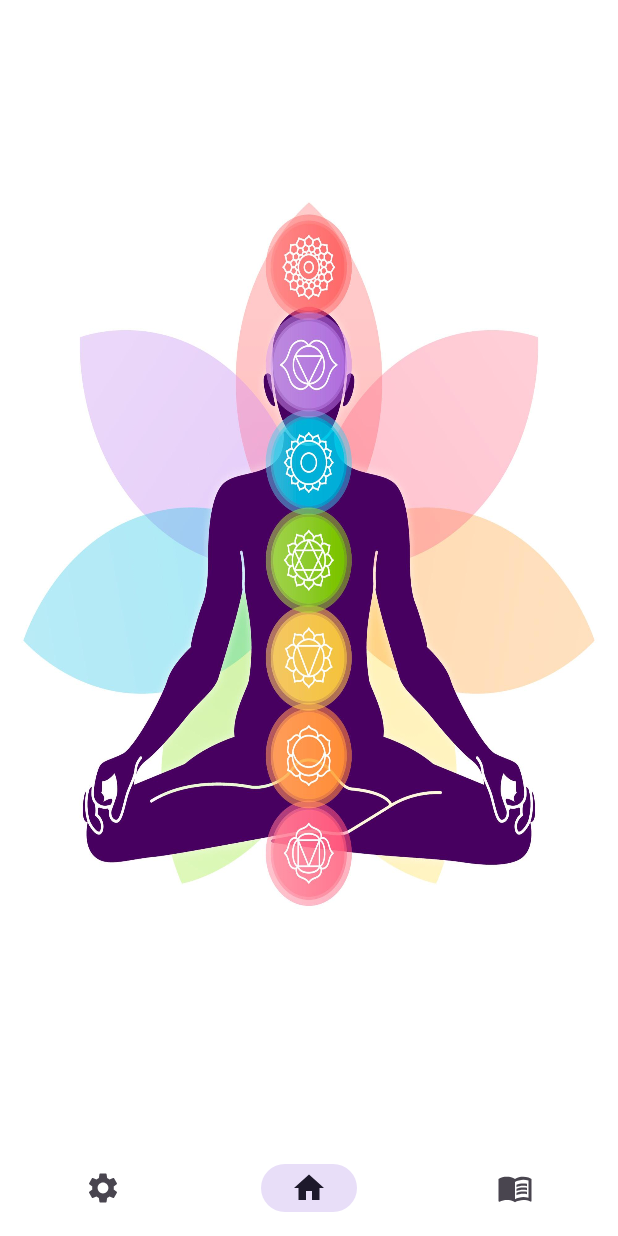
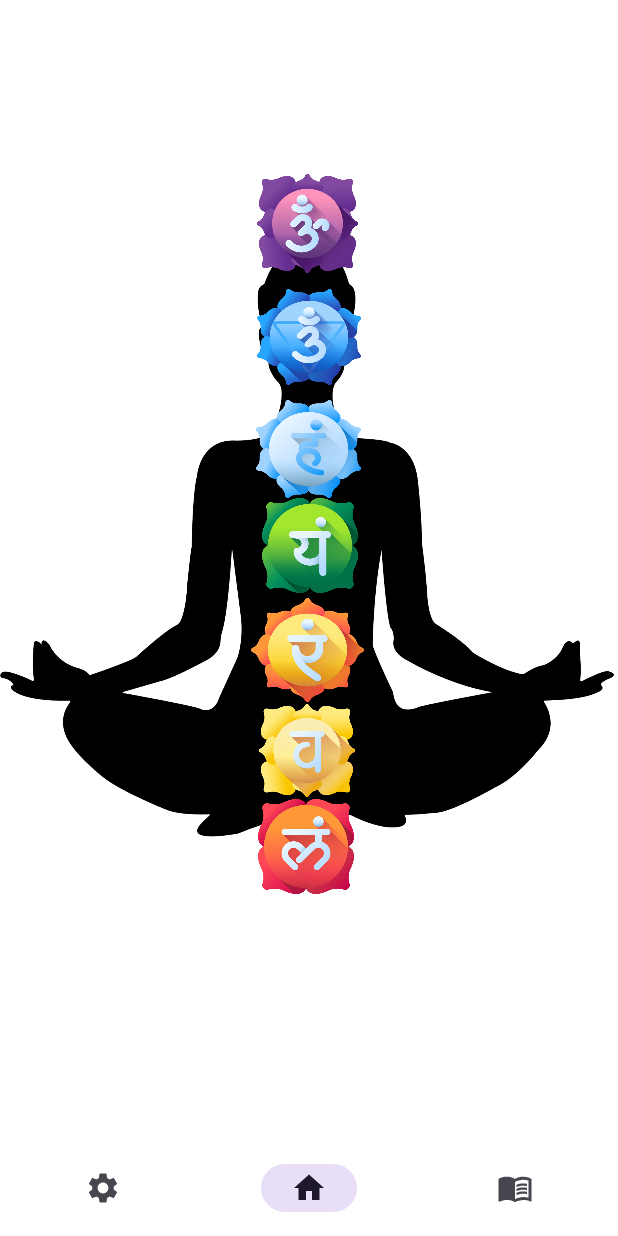
Before and after one commit to shirinvn/ChakraMeditApp, an Android app: the screen it shows after launch (MainActivity), on a phone screen of 412 x 824 dp. Run offline under Robolectric (Android 15) with nearby library versions, the phone set to English and light mode, and no system bars; our stand-ins replace navigation-ui.

Commit message:
meditation fragment(play audio)

```diff
--- a/app/src/main/java/com/example/chakrameditapp/HomeFragment.kt
+++ b/app/src/main/java/com/example/chakrameditapp/HomeFragment.kt
@@ -71,10 +71,17 @@ class HomeFragment : Fragment() {
 
     fun playSong(songId: Int) {
         val resourceId = getSongResourceId(songId)
-        if (resourceId != 0) {
+        if (resourceId != 0 && !isPlaying) {
             mediaPlayer?.release()
             mediaPlayer = MediaPlayer.create(requireContext(), resourceId)
             mediaPlayer?.start()
+            isPlaying =true
+
+        }else{
+
+            mediaPlayer.stop()
+            isPlaying=false
+
         }
 
     }
--- a/app/src/main/res/layout/fragment_book.xml
+++ b/app/src/main/res/layout/fragment_book.xml
@@ -1,15 +1,12 @@
 <?xml version="1.0" encoding="utf-8"?>
-<FrameLayout xmlns:android="http://schemas.android.com/apk/res/android"
+<androidx.constraintlayout.widget.ConstraintLayout xmlns:android="http://schemas.android.com/apk/res/android"
     xmlns:tools="http://schemas.android.com/tools"
     android:layout_width="match_parent"
     android:layout_height="match_parent"
     tools:context=".BookFragment">
 
-    <TextView
-        android:textSize="45dp"
-        android:gravity="center"
-        android:layout_width="match_parent"
-        android:layout_height="match_parent"
-        android:text="Book" />
 
-</FrameLayout>
+
+
+
+</androidx.constraintlayout.widget.ConstraintLayout>
--- a/app/src/main/res/layout/fragment_home.xml
+++ b/app/src/main/res/layout/fragment_home.xml
@@ -4,105 +4,111 @@
     xmlns:tools="http://schemas.android.com/tools"
     android:layout_width="match_parent"
     android:layout_height="match_parent"
-    android:layout_marginTop="110dp"
-    android:layout_marginBottom="150dp"
-    android:background="@drawable/medit"
-    tools:context=".HomeFragment"
-   >
+    android:background="@drawable/meditation"
+    tools:context=".HomeFragment">
 
 
     <ImageButton
         android:id="@+id/chakra1"
-        android:layout_width="61dp"
-        android:layout_height="65dp"
-        android:layout_marginStart="181dp"
-        android:layout_marginTop="4dp"
+        android:layout_width="64dp"
+        android:layout_height="63dp"
+        android:layout_marginStart="171dp"
         android:layout_marginEnd="176dp"
-        android:layout_marginBottom="7dp"
+        android:layout_marginBottom="168dp"
         android:background="@drawable/shape1"
         android:onClick="@{() -> clickListener.onButtonClick(1)}"
+        android:scaleType="fitXY"
+        android:src="@drawable/muladhara1"
         app:layout_constraintBottom_toBottomOf="parent"
         app:layout_constraintEnd_toEndOf="parent"
-        app:layout_constraintHorizontal_bias="1.0"
-        app:layout_constraintStart_toStartOf="parent"
-        app:layout_constraintTop_toBottomOf="@+id/chakra2" />
+        app:layout_constraintStart_toStartOf="parent" />
 
     <ImageButton
         android:id="@+id/chakra2"
-
         android:layout_width="64dp"
-        android:layout_height="61dp"
-        android:layout_marginStart="173dp"
-        android:layout_marginEnd="174dp"
+        android:layout_height="62dp"
+        android:layout_marginStart="172dp"
+        android:layout_marginEnd="175dp"
+        android:layout_marginBottom="1dp"
         android:background="@drawable/shape1"
         android:onClick="@{() -> clickListener.onButtonClick(2)}"
+        android:scaleType="fitXY"
+        android:src="@drawable/svadhishthana2"
+        app:layout_constraintBottom_toTopOf="@+id/chakra1"
         app:layout_constraintEnd_toEndOf="parent"
-        app:layout_constraintStart_toStartOf="parent"
-        app:layout_constraintTop_toBottomOf="@+id/chakra3" />
+        app:layout_constraintStart_toStartOf="parent" />
 
     <ImageButton
         android:id="@+id/chakra3"
-
-        android:layout_width="63dp"
-        android:layout_height="60dp"
-        android:layout_marginStart="176dp"
-        android:layout_marginEnd="173dp"
+        android:layout_width="75dp"
+        android:layout_height="69dp"
+        android:layout_marginStart="167dp"
+        android:layout_marginEnd="169dp"
+        android:layout_marginBottom="1dp"
         android:background="@drawable/shape1"
         android:onClick="@{() -> clickListener.onButtonClick(3)}"
+        android:scaleType="fitXY"
+        android:src="@drawable/manipura3"
         app:layout_constraintBottom_toTopOf="@+id/chakra2"
         app:layout_constraintEnd_toEndOf="parent"
         app:layout_constraintStart_toStartOf="parent" />
 
     <ImageButton
         android:id="@+id/chakra4"
-
-        android:layout_width="62dp"
-        android:layout_height="59dp"
-        android:layout_marginStart="176dp"
+        android:layout_width="64dp"
+        android:layout_height="63dp"
+        android:layout_marginStart="174dp"
         android:layout_marginEnd="173dp"
+        android:layout_marginBottom="3dp"
         android:background="@drawable/shape1"
         android:onClick="@{() -> clickListener.onButtonClick(4)}"
+        android:scaleType="fitXY"
+        android:src="@drawable/anahata4"
         app:layout_constraintBottom_toTopOf="@+id/chakra3"
         app:layout_constraintEnd_toEndOf="parent"
         app:layout_constraintStart_toStartOf="parent" />
 
     <ImageButton
         android:id="@+id/chakra5"
-
-        android:layout_width="64dp"
-        android:layout_height="59dp"
-        android:layout_marginStart="175dp"
-        android:layout_marginEnd="172dp"
-        android:layout_marginBottom="2dp"
+        android:layout_width="70dp"
+        android:layout_height="65dp"
+        android:layout_marginStart="170dp"
+        android:layout_marginEnd="171dp"
         android:background="@drawable/shape1"
         android:onClick="@{() -> clickListener.onButtonClick(5)}"
+        android:scaleType="fitXY"
+        android:src="@drawable/vishuddha5"
         app:layout_constraintBottom_toTopOf="@+id/chakra4"
         app:layout_constraintEnd_toEndOf="parent"
         app:layout_constraintStart_toStartOf="parent" />
 
     <ImageButton
         android:id="@+id/chakra6"
-
-        android:layout_width="66dp"
-        android:layout_height="62dp"
-        android:layout_marginStart="173dp"
-        android:layout_marginEnd="172dp"
+        android:layout_width="69dp"
+        android:layout_height="64dp"
+        android:layout_marginStart="171dp"
+        android:layout_marginEnd="171dp"
         android:background="@drawable/shape1"
         android:onClick="@{() -> clickListener.onButtonClick(6)}"
+        android:scaleType="fitXY"
+        android:src="@drawable/ajna6"
         app:layout_constraintBottom_toTopOf="@+id/chakra5"
         app:layout_constraintEnd_toEndOf="parent"
-        app:layout_constraintStart_toStartOf="parent" />
+        app:layout_constraintStart_toStartOf="parent"
+        app:layout_constraintTop_toBottomOf="@+id/chakra7" />
 
     <ImageButton
         android:id="@+id/chakra7"
-
-        android:layout_width="68dp"
-        android:layout_height="62dp"
+        android:layout_width="67dp"
+        android:layout_height="66dp"
         android:layout_marginStart="171dp"
-        android:layout_marginTop="30dp"
-        android:layout_marginEnd="172dp"
+        android:layout_marginTop="106dp"
+        android:layout_marginEnd="173dp"
         android:background="@drawable/shape1"
         android:onClick="@{() -> clickListener.onButtonClick(7)}"
+        android:scaleType="fitXY"
+        android:src="@drawable/sahasrara7"
+        app:layout_constraintBottom_toTopOf="@+id/chakra6"
         app:layout_constraintEnd_toEndOf="parent"
         app:layout_constraintStart_toStartOf="parent"
         app:layout_constraintTop_toTopOf="parent" />
```
Also changed, not shown: app/src/main/res/drawable/ajna6.png (added), app/src/main/res/drawable/anahata4.png (added), app/src/main/res/drawable/lotus_4841215.png (added), app/src/main/res/drawable/manipura3.png (added), app/src/main/res/drawable/medit.jpg (deleted), app/src/main/res/drawable/meditation.PNG (added), app/src/main/res/drawable/muladhara1.png (added), app/src/main/res/drawable/sahasrara7.png (added), app/src/main/res/drawable/svadhishthana2.png (added), app/src/main/res/drawable/vishuddha5.png (added).
